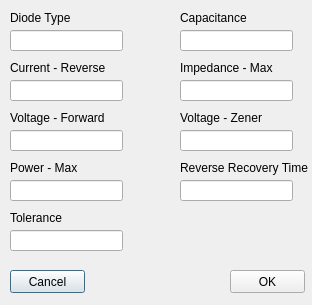
This is AltiumPartsDB/diode_dlg.ui in fierst/parts-db-editor as Qt 5 draws it before an edit. The edited form follows.
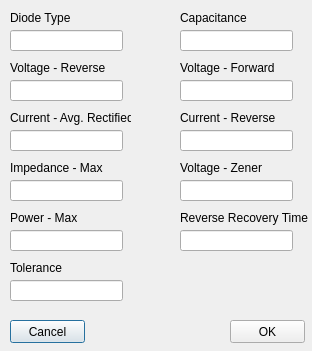
This is the edited form.

Commit message:
Fix diode dialog and add some parameters, fix altium_lib
The altium_lib parser was missing an internal parameter, so that
was fixed. The Diode dialog was not initializing properly, and
I had to add some part parameters to that, so that was also fixed.

What changed in the file:
```diff
--- a/AltiumPartsDB/diode_dlg.ui
+++ b/AltiumPartsDB/diode_dlg.ui
@@ -7,7 +7,7 @@
     <x>0</x>
     <y>0</y>
     <width>312</width>
-    <height>305</height>
+    <height>351</height>
    </rect>
   </property>
   <property name="windowTitle">
@@ -39,8 +39,8 @@
   <widget class="QLineEdit" name="box_rev_current">
    <property name="geometry">
     <rect>
-     <x>10</x>
-     <y>80</y>
+     <x>180</x>
+     <y>130</y>
      <width>113</width>
      <height>21</height>
     </rect>
@@ -49,8 +49,8 @@
   <widget class="QLabel" name="lbl_rev_current">
    <property name="geometry">
     <rect>
-     <x>10</x>
-     <y>60</y>
+     <x>180</x>
+     <y>110</y>
      <width>111</width>
      <height>16</height>
     </rect>
@@ -62,8 +62,8 @@
   <widget class="QLineEdit" name="box_voltage_fwd">
    <property name="geometry">
     <rect>
-     <x>10</x>
-     <y>130</y>
+     <x>180</x>
+     <y>80</y>
      <width>113</width>
      <height>21</height>
     </rect>
@@ -72,8 +72,8 @@
   <widget class="QLabel" name="lbl_fwd_voltage">
    <property name="geometry">
     <rect>
-     <x>10</x>
-     <y>110</y>
+     <x>180</x>
+     <y>60</y>
      <width>111</width>
      <height>16</height>
     </rect>
@@ -86,7 +86,7 @@
    <property name="geometry">
     <rect>
      <x>10</x>
-     <y>180</y>
+     <y>230</y>
      <width>113</width>
      <height>21</height>
     </rect>
@@ -96,7 +96,7 @@
    <property name="geometry">
     <rect>
      <x>10</x>
-     <y>160</y>
+     <y>210</y>
      <width>111</width>
      <height>16</height>
     </rect>
@@ -109,7 +109,7 @@
    <property name="geometry">
     <rect>
      <x>10</x>
-     <y>230</y>
+     <y>280</y>
      <width>113</width>
      <height>21</height>
     </rect>
@@ -119,7 +119,7 @@
    <property name="geometry">
     <rect>
      <x>10</x>
-     <y>210</y>
+     <y>260</y>
      <width>111</width>
      <height>16</height>
     </rect>
@@ -157,8 +157,8 @@
   <widget class="QLineEdit" name="box_impedance">
    <property name="geometry">
     <rect>
-     <x>180</x>
-     <y>80</y>
+     <x>10</x>
+     <y>180</y>
      <width>113</width>
      <height>21</height>
     </rect>
@@ -167,8 +167,8 @@
   <widget class="QLabel" name="lbl_impedance">
    <property name="geometry">
     <rect>
-     <x>180</x>
-     <y>60</y>
+     <x>10</x>
+     <y>160</y>
      <width>111</width>
      <height>16</height>
     </rect>
@@ -181,7 +181,7 @@
    <property name="geometry">
     <rect>
      <x>180</x>
-     <y>130</y>
+     <y>180</y>
      <width>113</width>
      <height>21</height>
     </rect>
@@ -191,7 +191,7 @@
    <property name="geometry">
     <rect>
      <x>180</x>
-     <y>110</y>
+     <y>160</y>
      <width>111</width>
      <height>16</height>
     </rect>
@@ -204,7 +204,7 @@
    <property name="geometry">
     <rect>
      <x>180</x>
-     <y>180</y>
+     <y>230</y>
      <width>113</width>
      <height>21</height>
     </rect>
@@ -214,7 +214,7 @@
    <property name="geometry">
     <rect>
      <x>180</x>
-     <y>160</y>
+     <y>210</y>
      <width>151</width>
      <height>16</height>
     </rect>
@@ -227,7 +227,7 @@
    <property name="geometry">
     <rect>
      <x>10</x>
-     <y>270</y>
+     <y>320</y>
      <width>75</width>
      <height>23</height>
     </rect>
@@ -240,7 +240,7 @@
    <property name="geometry">
     <rect>
      <x>230</x>
-     <y>270</y>
+     <y>320</y>
      <width>75</width>
      <height>23</height>
     </rect>
@@ -249,6 +249,55 @@
     <string>OK</string>
    </property>
   </widget>
+  <widget class="QLineEdit" name="box_voltage_rev">
+   <property name="geometry">
+    <rect>
+     <x>10</x>
+     <y>80</y>
+     <width>113</width>
+     <height>21</height>
+    </rect>
+   </property>
+  </widget>
+  <widget class="QLabel" name="lbl_rev_voltage">
+   <property name="geometry">
+    <rect>
+     <x>10</x>
+     <y>60</y>
+     <width>110</width>
+     <height>16</height>
+    </rect>
+   </property>
+   <property name="text">
+    <string>Voltage - Reverse</string>
+   </property>
+  </widget>
+  <widget class="QLabel" name="lbl_current_avg">
+   <property name="geometry">
+    <rect>
+     <x>10</x>
+     <y>110</y>
+     <width>121</width>
+     <height>16</height>
+    </rect>
+   </property>
+   <property name="text">
+    <string>Current - Avg. Rectified</string>
+   </property>
+  </widget>
+  <widget class="QLineEdit" name="box_current_avg">
+   <property name="geometry">
+    <rect>
+     <x>10</x>
+     <y>130</y>
+     <width>113</width>
+     <height>21</height>
+    </rect>
+   </property>
+   <property name="text">
+    <string/>
+   </property>
+  </widget>
  </widget>
  <tabstops>
   <tabstop>box_diode_type</tabstop>
```
The commit also changes 5 other files.
